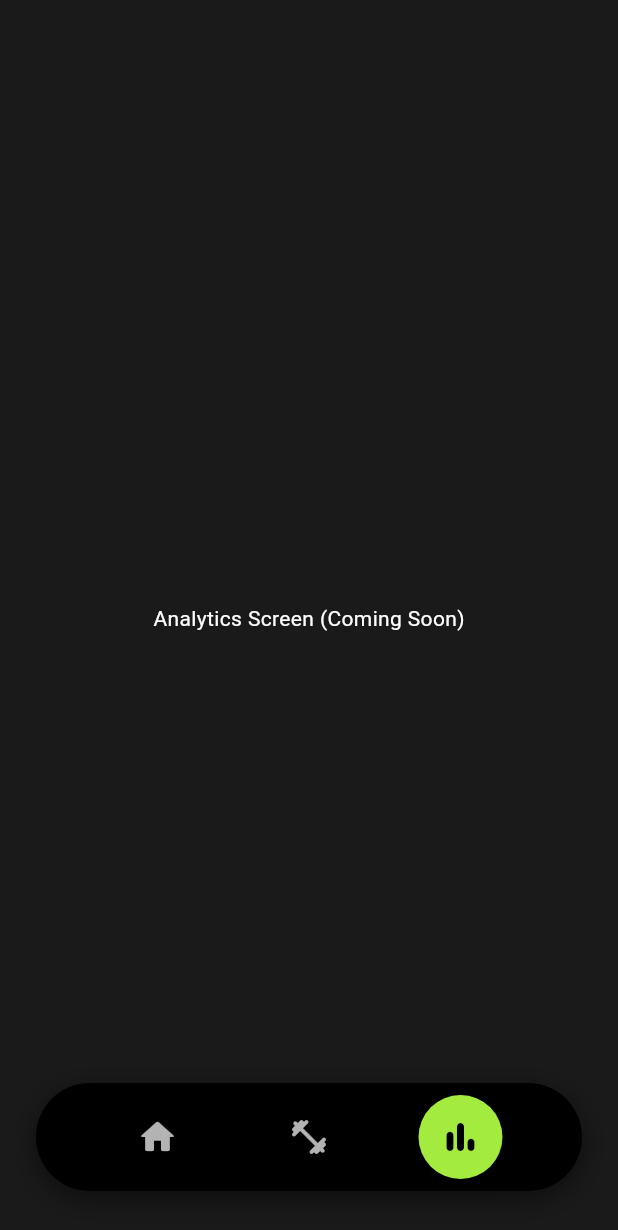
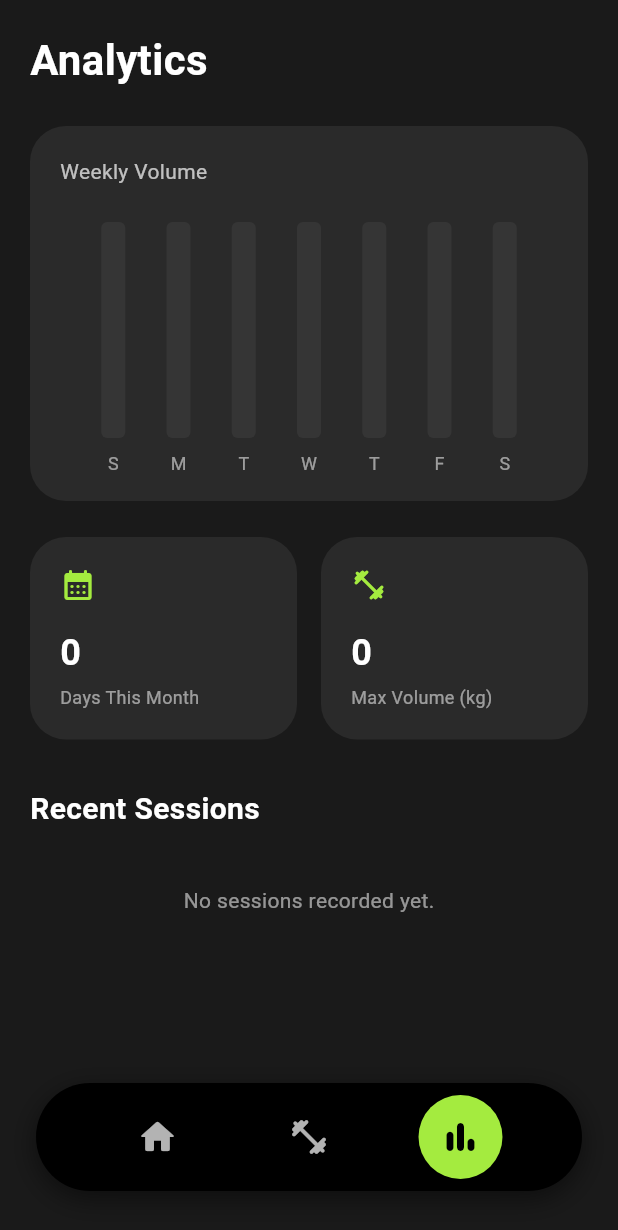
Before and after one commit to Ajallen14/Radix, a Flutter app: the screen it shows after launch, item 3 of the bottom bar chosen, on a phone screen of 412 x 824 dp. Shown: the top 1230 px of the screen. Run offline on Flutter 3.47's test engine with Material 3 defaults, Android fonts, the phone set to English and light mode, and no system bars; drawn by our look-alikes of fl_chart; our stand-ins replace equatable, flutter_riverpod, sqflite, vibration; accounts and stored records are empty.

Commit message:
Analyytics_screen is added

```diff
--- a/lib/data/repositories/workout_repository_impl.dart
+++ b/lib/data/repositories/workout_repository_impl.dart
@@ -70,4 +70,10 @@ class WorkoutRepositoryImpl implements IWorkoutRepository {
       'routine_name': routineName,
     });
   }
+
+  @override
+  Future<List<Map<String, dynamic>>> getAllWorkouts() async {
+    final db = await _dbHelper.database;
+    return await db.query('workouts', orderBy: 'date DESC');
+  }
 }
--- a/lib/domain/repositories/i_workout_repository.dart
+++ b/lib/domain/repositories/i_workout_repository.dart
@@ -1,14 +1,16 @@
 import '../../presentation/providers/core_providers.dart';
 
 abstract class IWorkoutRepository {
+  // Routine Methods
   Future<List<RoutineTemplate>> getRoutines();
   Future<void> saveRoutine(RoutineTemplate routine);
   Future<void> deleteRoutine(int id);
-  Future<void> saveCompletedSet(
-    int workoutId,
-    String exerciseName,
-    double weight,
-    int reps,
-  );
+
+  // Set & Session Methods
+  Future<void> saveCompletedSet(int workoutId, String exerciseName, double weight, int reps);
   Future<int> createWorkoutSession(String routineName);
+  Future<List<Map<String, dynamic>>> getAllWorkouts();
+
+  // Analytics Methods
+  Future<double> calculateTotalVolumeForSession(int workoutId);
 }
--- a/lib/presentation/providers/core_providers.dart
+++ b/lib/presentation/providers/core_providers.dart
@@ -3,6 +3,7 @@ import 'package:flutter_riverpod/legacy.dart';
 import '../../data/datasources/database_helper.dart';
 import '../../data/repositories/workout_repository_impl.dart';
 import '../../domain/repositories/i_workout_repository.dart';
+import 'package:intl/intl.dart';
 
 // 1. DATA MODELS
 class RoutineTemplate {
@@ -118,3 +119,53 @@ final saveSetProvider = Provider((ref) {
     }
   };
 });
+
+// Fetches all raw workout sessions
+final recentWorkoutsProvider = FutureProvider<List<Map<String, dynamic>>>((
+  ref,
+) async {
+  final repository = ref.watch(workoutRepositoryProvider);
+  return await repository.getAllWorkouts();
+});
+
+// Processes the data into specific metrics
+final analyticsStatsProvider = FutureProvider<Map<String, dynamic>>((
+  ref,
+) async {
+  final repository = ref.watch(workoutRepositoryProvider);
+  final workouts = await ref.watch(recentWorkoutsProvider.future);
+
+  int daysWorkedOutThisMonth = 0;
+  double maxVolume = 0.0;
+  final now = DateTime.now();
+
+  // Create a map
+  Map<int, double> weeklyVolume = {
+    for (var i = 6; i >= 0; i--) now.subtract(Duration(days: i)).weekday: 0.0,
+  };
+
+  for (var workout in workouts) {
+    final date = DateTime.parse(workout['date']);
+    final workoutId = workout['id'] as int;
+
+    // Calculate Monthly Days
+    if (date.month == now.month && date.year == now.year) {
+      daysWorkedOutThisMonth++;
+    }
+
+    // Calculate Volume
+    final volume = await repository.calculateTotalVolumeForSession(workoutId);
+    if (volume > maxVolume) maxVolume = volume;
+
+    final difference = now.difference(date).inDays;
+    if (difference < 7) {
+      weeklyVolume[date.weekday] = (weeklyVolume[date.weekday] ?? 0) + volume;
+    }
+  }
+
+  return {
+    'monthlyDays': daysWorkedOutThisMonth,
+    'maxVolume': maxVolume,
+    'weeklyVolume': weeklyVolume,
+  };
+});
--- /dev/null
+++ b/lib/presentation/screens/analytics_screen.dart
@@ -0,0 +1,300 @@
+import 'package:flutter/material.dart';
+import 'package:flutter_riverpod/flutter_riverpod.dart';
+import 'package:fl_chart/fl_chart.dart';
+import 'package:intl/intl.dart';
+import '../providers/core_providers.dart';
+
+class AnalyticsScreen extends ConsumerWidget {
+  const AnalyticsScreen({super.key});
+
+  @override
+  Widget build(BuildContext context, WidgetRef ref) {
+    final statsAsync = ref.watch(analyticsStatsProvider);
+    final recentAsync = ref.watch(recentWorkoutsProvider);
+
+    return Scaffold(
+      backgroundColor: const Color(0xFF1A1A1A),
+      body: SafeArea(
+        child: SingleChildScrollView(
+          padding: const EdgeInsets.only(
+            left: 20.0,
+            right: 20.0,
+            top: 20.0,
+            bottom: 120.0,
+          ),
+          child: Column(
+            crossAxisAlignment: CrossAxisAlignment.start,
+            children: [
+              const Text(
+                'Analytics',
+                style: TextStyle(
+                  color: Colors.white,
+                  fontSize: 28,
+                  fontWeight: FontWeight.bold,
+                ),
+              ),
+              const SizedBox(height: 24),
+
+              // Handle loading/error states for the stats
+              statsAsync.when(
+                loading: () => const Center(
+                  child: CircularProgressIndicator(color: Color(0xFFA4EB3F)),
+                ),
+                error: (err, stack) => Text(
+                  'Error: $err',
+                  style: const TextStyle(color: Colors.red),
+                ),
+                data: (stats) => Column(
+                  children: [
+                    _buildWeeklyChart(
+                      stats['weeklyVolume'] as Map<int, double>,
+                    ),
+                    const SizedBox(height: 24),
+                    _buildMetricCards(
+                      stats['monthlyDays'] as int,
+                      stats['maxVolume'] as double,
+                    ),
+                  ],
+                ),
+              ),
+
+              const SizedBox(height: 32),
+              const Text(
+                'Recent Sessions',
+                style: TextStyle(
+                  color: Colors.white,
+                  fontSize: 20,
+                  fontWeight: FontWeight.bold,
+                ),
+              ),
+              const SizedBox(height: 16),
+
+              // Handle loading/error states for the list
+              recentAsync.when(
+                loading: () => const SizedBox.shrink(),
+                error: (err, stack) => const SizedBox.shrink(),
+                data: (workouts) => _buildRecentWorkoutsList(workouts),
+              ),
+            ],
+          ),
+        ),
+      ),
+    );
+  }
+
+  // ==========================================
+  // 1. WEEKLY ACTIVITY CHART
+  // ==========================================
+  Widget _buildWeeklyChart(Map<int, double> weeklyData) {
+    // Determine the highest volume to scale the chart dynamically
+    final maxChartY = weeklyData.values.isEmpty
+        ? 1000.0
+        : weeklyData.values.reduce((curr, next) => curr > next ? curr : next) *
+              1.2;
+
+    return Container(
+      height: 250,
+      padding: const EdgeInsets.all(20),
+      decoration: BoxDecoration(
+        color: const Color(0xFF2A2A2A),
+        borderRadius: BorderRadius.circular(24),
+      ),
+      child: Column(
+        crossAxisAlignment: CrossAxisAlignment.start,
+        children: [
+          const Text(
+            'Weekly Volume',
+            style: TextStyle(color: Colors.white70, fontSize: 14),
+          ),
+          const SizedBox(height: 24),
+          Expanded(
+            child: BarChart(
+              BarChartData(
+                maxY: maxChartY == 0 ? 100 : maxChartY, // Fallback if no data
+                titlesData: FlTitlesData(
+                  show: true,
+                  topTitles: const AxisTitles(
+                    sideTitles: SideTitles(showTitles: false),
+                  ),
+                  rightTitles: const AxisTitles(
+                    sideTitles: SideTitles(showTitles: false),
+                  ),
+                  leftTitles: const AxisTitles(
+                    sideTitles: SideTitles(showTitles: false),
+                  ),
+                  bottomTitles: AxisTitles(
+                    sideTitles: SideTitles(
+                      showTitles: true,
+                      getTitlesWidget: (value, meta) {
+                        // Map the integer (1-7) to the day of the week
+                        const days = ['M', 'T', 'W', 'T', 'F', 'S', 'S'];
+                        if (value.toInt() < 1 || value.toInt() > 7)
+                          return const Text('');
+                        return Padding(
+                          padding: const EdgeInsets.only(top: 8.0),
+                          child: Text(
+                            days[value.toInt() - 1],
+                            style: const TextStyle(
+                              color: Colors.white54,
+                              fontSize: 12,
+                            ),
+                          ),
+                        );
+                      },
+                    ),
+                  ),
+                ),
+                borderData: FlBorderData(show: false),
+                gridData: const FlGridData(show: false),
+                barGroups: weeklyData.entries.map((entry) {
+                  return BarChartGroupData(
+                    x: entry.key, // Day of the week (1-7)
+                    barRods: [
+                      BarChartRodData(
+                        toY: entry.value, // Volume lifted
+                        width: 16,
+                        gradient: const LinearGradient(
+                          colors: [Color(0xFFA4EB3F), Color(0xFF6DA026)],
+                          begin: Alignment.topCenter,
+                          end: Alignment.bottomCenter,
+                        ),
+                        borderRadius: BorderRadius.circular(4),
+                        backDrawRodData: BackgroundBarChartRodData(
+                          show: true,
+                          toY: maxChartY == 0 ? 100 : maxChartY,
+                          color: Colors.white.withOpacity(0.05),
+                        ),
+                      ),
+                    ],
+                  );
+                }).toList(),
+              ),
+            ),
+          ),
+        ],
+      ),
+    );
+  }
+
+  // ==========================================
+  // 2. METRIC CARDS
+  // ==========================================
+  Widget _buildMetricCards(int monthlyDays, double maxVolume) {
+    return Row(
+      children: [
+        Expanded(
+          child: _metricCard(
+            title: 'Days This Month',
+            value: monthlyDays.toString(),
+            icon: Icons.calendar_month_rounded,
+          ),
+        ),
+        const SizedBox(width: 16),
+        Expanded(
+          child: _metricCard(
+            title: 'Max Volume (kg)',
+            value: maxVolume.toStringAsFixed(
+              0,
+            ), // Drop the decimals for cleaner UI
+            icon: Icons.fitness_center_rounded,
+          ),
+        ),
+      ],
+    );
+  }
+
+  Widget _metricCard({
+    required String title,
+    required String value,
+    required IconData icon,
+  }) {
+    return Container(
+      padding: const EdgeInsets.all(20),
+      decoration: BoxDecoration(
+        color: const Color(0xFF2A2A2A),
+        borderRadius: BorderRadius.circular(24),
+      ),
+      child: Column(
+        crossAxisAlignment: CrossAxisAlignment.start,
+        children: [
+          Icon(icon, color: const Color(0xFFA4EB3F), size: 24),
+          const SizedBox(height: 16),
+          Text(
+            value,
+            style: const TextStyle(
+              color: Colors.white,
+              fontSize: 24,
+              fontWeight: FontWeight.bold,
+            ),
+          ),
+          const SizedBox(height: 4),
+          Text(
+            title,
+            style: const TextStyle(color: Colors.white54, fontSize: 12),
+          ),
+        ],
+      ),
+    );
+  }
+
+  // ==========================================
+  // 3. RECENT WORKOUTS LIST
+  // ==========================================
+  Widget _buildRecentWorkoutsList(List<Map<String, dynamic>> workouts) {
+    if (workouts.isEmpty) {
+      return const Center(
+        child: Padding(
+          padding: EdgeInsets.only(top: 20),
+          child: Text(
+            'No sessions recorded yet.',
+            style: TextStyle(color: Colors.white54),
+          ),
+        ),
+      );
+    }
+
+    return ListView.separated(
+      shrinkWrap: true,
+      physics: const NeverScrollableScrollPhysics(),
+      itemCount: workouts.length,
+      separatorBuilder: (context, index) => const SizedBox(height: 12),
+      itemBuilder: (context, index) {
+        final workout = workouts[index];
+        final date = DateTime.parse(workout['date']);
+        final formattedDate = DateFormat('MMM d, yyyy • h:mm a').format(date);
+
+        return Container(
+          padding: const EdgeInsets.all(16),
+          decoration: BoxDecoration(
+            color: const Color(0xFF2A2A2A),
+            borderRadius: BorderRadius.circular(16),
+          ),
+          child: Row(
+            mainAxisAlignment: MainAxisAlignment.spaceBetween,
+            children: [
+              Column(
+                crossAxisAlignment: CrossAxisAlignment.start,
+                children: [
+                  Text(
+                    workout['routine_name'],
+                    style: const TextStyle(
+                      color: Colors.white,
+                      fontSize: 16,
+                      fontWeight: FontWeight.bold,
+                    ),
+                  ),
+                  const SizedBox(height: 4),
+                  Text(
+                    formattedDate,
+                    style: const TextStyle(color: Colors.white54, fontSize: 12),
+                  ),
+                ],
+              ),
+              const Icon(Icons.chevron_right_rounded, color: Colors.white38),
+            ],
+          ),
+        );
+      },
+    );
+  }
+}
--- a/lib/presentation/screens/root_screen.dart
+++ b/lib/presentation/screens/root_screen.dart
@@ -1,5 +1,6 @@
 import 'package:flutter/material.dart';
 import 'package:flutter_riverpod/flutter_riverpod.dart';
+import 'package:radix/presentation/screens/analytics_screen.dart';
 import '../providers/core_providers.dart';
 import 'home_screen.dart';
 import 'active_workout_screen.dart';
@@ -14,17 +15,11 @@ class RootScreen extends ConsumerWidget {
     final screens = [
       const HomeScreen(),
       const ActiveWorkoutScreen(),
-      const Center(
-        child: Text(
-          'Analytics Screen (Coming Soon)',
-          style: TextStyle(color: Colors.white),
-        ),
-      ),
+      const AnalyticsScreen(),
     ];
 
     return Scaffold(
       backgroundColor: const Color(0xFF1A1A1A),
-      // Prevent the nav bar from jumping up when the keyboard opens
       resizeToAvoidBottomInset: false,
       body: Stack(
         children: [
@@ -35,7 +30,7 @@ class RootScreen extends ConsumerWidget {
           Positioned(
             left: 0,
             right: 0,
-            bottom: 30, // Locked exactly 30 pixels above the bottom safe area
+            bottom: 30,
             child: SafeArea(
               child: Padding(
                 padding: const EdgeInsets.symmetric(horizontal: 24.0),
@@ -47,7 +42,7 @@ class RootScreen extends ConsumerWidget {
                     borderRadius: BorderRadius.circular(40),
                     boxShadow: [
                       BoxShadow(
-                        color: Colors.black.withOpacity(0.5),
+                        color: Colors.black.withValues(alpha: 0.5),
                         blurRadius: 15,
                         offset: const Offset(0, 5),
                       ),
--- a/pubspec.yaml
+++ b/pubspec.yaml
@@ -37,6 +37,8 @@ dependencies:
   equatable: ^2.0.8
   path: ^1.9.1
   vibration: ^3.2.0
+  fl_chart: ^1.2.0
+  intl: ^0.20.3
 
 dev_dependencies:
   flutter_test:
```
Also changed, not shown: pubspec.lock.
